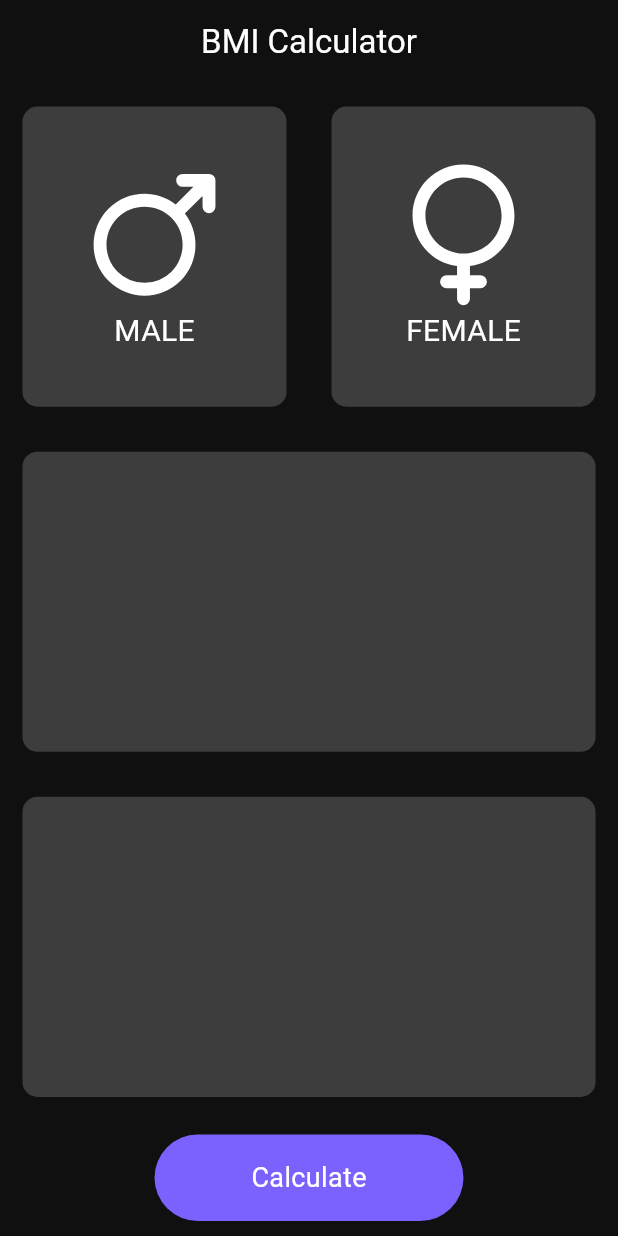
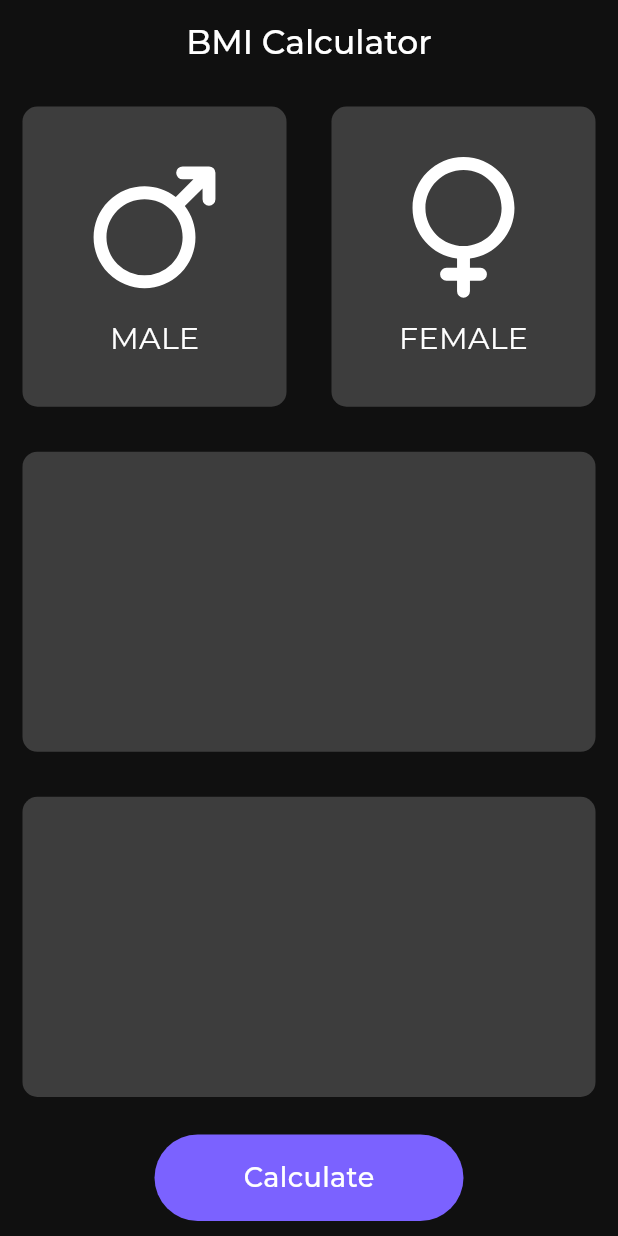
Before and after one commit to mayurpawar17/bmi-calculator-app, a Flutter app: the screen it shows after launch, on a phone screen of 412 x 824 dp. Run offline on Flutter 3.47's test engine with Material 3 defaults, Android fonts, the phone set to English and light mode, and no system bars; our stand-ins replace flutter_font_icons, google_fonts, hexcolor.

Commit message:
added google_fonts package

```diff
--- a/lib/input_page.dart
+++ b/lib/input_page.dart
@@ -3,6 +3,7 @@ import 'package:bmi_calculator_app/widgets/custom_button.dart';
 import 'package:bmi_calculator_app/widgets/custom_card.dart';
 import 'package:flutter/material.dart';
 import 'package:flutter_font_icons/flutter_font_icons.dart';
+import 'package:google_fonts/google_fonts.dart';
 import 'package:hexcolor/hexcolor.dart';
 
 const primaryColor = '#101010';
@@ -17,12 +18,26 @@ class InputPage extends StatefulWidget {
 }
 
 class _InputPageState extends State<InputPage> {
+  bool isSelect = false;
+
+  void selectGender() {
+    setState(() {
+      isSelect = true;
+    });
+  }
+
   @override
   Widget build(BuildContext context) {
     return Scaffold(
       appBar: AppBar(
         title: Center(
-          child: Text("BMI Calculator", style: TextStyle(color: Colors.white)),
+          child: Text(
+            "BMI Calculator",
+            style: GoogleFonts.montserrat(
+              color: Colors.white,
+              fontWeight: FontWeight.w500,
+            ),
+          ),
         ),
         backgroundColor: HexColor(primaryColor),
       ),
@@ -32,14 +47,26 @@ class _InputPageState extends State<InputPage> {
             child: Row(
               children: [
                 Expanded(
-                  child: ReusableCard(
-                    color: HexColor(secondaryColor),
+                  child: CustomCard(
+                    ontap: () {
+                      selectGender();
+                    },
+                    color:
+                        isSelect
+                            ? HexColor(buttonColor)
+                            : HexColor(secondaryColor),
                     childCard: ChildCard(cardText: 'MALE', icon: Ionicons.male),
                   ),
                 ),
                 Expanded(
-                  child: ReusableCard(
-                    color: HexColor(secondaryColor),
+                  child: CustomCard(
+                    ontap: () {
+                      selectGender();
+                    },
+                    color:
+                        isSelect
+                            ? HexColor(buttonColor)
+                            : HexColor(secondaryColor),
                     childCard: ChildCard(
                       cardText: 'FEMALE',
                       icon: Ionicons.female,
@@ -49,11 +76,11 @@ class _InputPageState extends State<InputPage> {
               ],
             ),
           ),
-          Expanded(child: ReusableCard(color: HexColor(secondaryColor))),
+          Expanded(child: CustomCard(color: HexColor(secondaryColor))),
           Expanded(
             child: Row(
               children: [
-                Expanded(child: ReusableCard(color: HexColor(secondaryColor))),
+                Expanded(child: CustomCard(color: HexColor(secondaryColor))),
                 // Expanded(child: ReusableCard(color: HexColor(secondaryColor))),
               ],
             ),
--- a/lib/widgets/child_card.dart
+++ b/lib/widgets/child_card.dart
@@ -1,4 +1,5 @@
 import 'package:flutter/material.dart';
+import 'package:google_fonts/google_fonts.dart';
 
 class ChildCard extends StatelessWidget {
   const ChildCard({super.key, this.icon, this.cardText});
@@ -13,7 +14,11 @@ class ChildCard extends StatelessWidget {
         mainAxisAlignment: MainAxisAlignment.center,
         children: [
           Icon(icon, size: 100, color: Colors.white),
-          Text(cardText, style: TextStyle(fontSize: 20, color: Colors.white)),
+          SizedBox(height: 10),
+          Text(
+            cardText,
+            style: GoogleFonts.montserrat(fontSize: 20, color: Colors.white),
+          ),
         ],
       ),
     );
--- a/lib/widgets/custom_button.dart
+++ b/lib/widgets/custom_button.dart
@@ -1,4 +1,5 @@
 import 'package:flutter/material.dart';
+import 'package:google_fonts/google_fonts.dart';
 
 const buttonColor = '#7B62FF';
 const containerHeight = 80.0;
@@ -24,7 +25,14 @@ class CustomButton extends StatelessWidget {
       child: Column(
         mainAxisAlignment: MainAxisAlignment.center,
         children: [
-          Text(buttonText, style: TextStyle(fontSize: 18, color: Colors.white)),
+          Text(
+            buttonText,
+            style: GoogleFonts.montserrat(
+              fontSize: 18,
+              color: Colors.white,
+              fontWeight: FontWeight.w500,
+            ),
+          ),
         ],
       ),
     );
--- a/lib/widgets/custom_card.dart
+++ b/lib/widgets/custom_card.dart
@@ -1,22 +1,26 @@
 import 'package:flutter/material.dart';
 
-class ReusableCard extends StatelessWidget {
-  const ReusableCard({
+class CustomCard extends StatelessWidget {
+  const CustomCard({
     super.key,
     this.height,
     this.width,
     required this.color,
     this.childCard,
+    this.ontap,
   });
 
   final height;
   final width;
   final color;
   final childCard;
+  final ontap;
 
   @override
   Widget build(BuildContext context) {
-    return Container(
+    return GestureDetector(
+      onTap: ontap,
+      child: Container(
         child: childCard,
         height: height,
         width: width,
@@ -25,6 +29,7 @@ class ReusableCard extends StatelessWidget {
           color: color,
           borderRadius: BorderRadius.circular(10),
         ),
+      ),
     );
   }
 }
--- a/pubspec.yaml
+++ b/pubspec.yaml
@@ -36,6 +36,7 @@ dependencies:
   cupertino_icons: ^1.0.8
   hexcolor: ^3.0.1
   flutter_font_icons: ^2.2.7
+  google_fonts: ^6.2.1
 
 dev_dependencies:
   flutter_test:
```
Also changed, not shown: pubspec.lock. Lines whose indentation alone changed are shown as unchanged.
